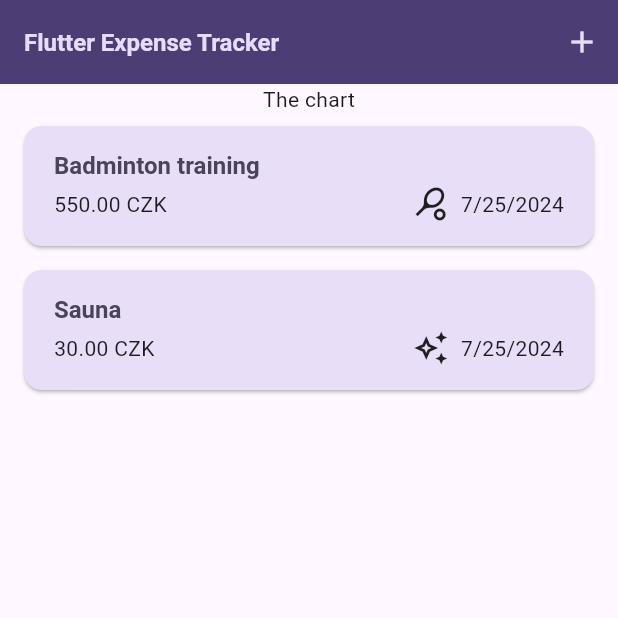
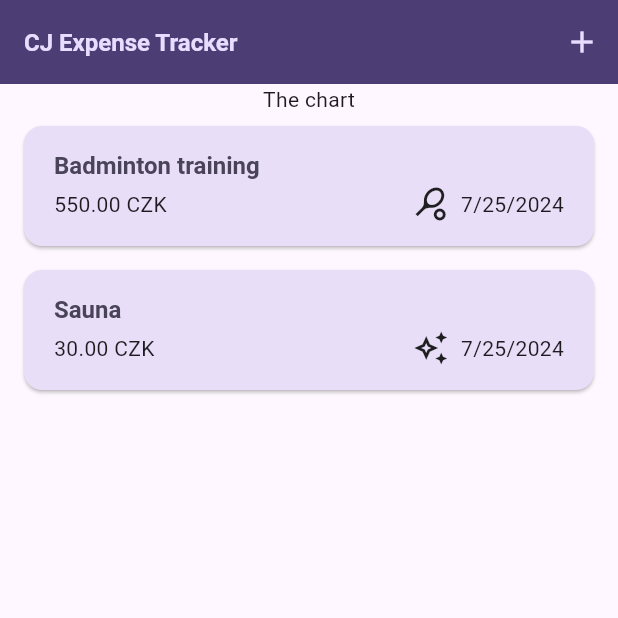
Before and after one commit to yaroslavsolokha/expense_tracker, a Flutter app: the screen it shows after launch, on a phone screen of 412 x 824 dp, the top half of it. Run offline on Flutter 3.47's test engine with Material 3 defaults, Android fonts, the phone set to English and light mode, and no system bars.

```diff
--- a/lib/widgets/expenses.dart
+++ b/lib/widgets/expenses.dart
@@ -83,7 +83,7 @@ class _ExpensesState extends State<Expenses> {
 
     return Scaffold(
       appBar: AppBar(
-        title: const Text('Flutter Expense Tracker'),
+        title: const Text('CJ Expense Tracker'),
         actions: [
           IconButton(
             onPressed: _openAddExpenseOverlay,
```
Also changed, not shown: lib/main.dart (+9 -0 lines).
